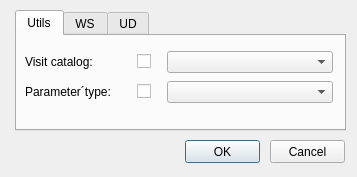
This is ui/config_om.ui in Giswater/giswater_qgis_plugin as Qt 5 draws it before an edit. The edited form follows.
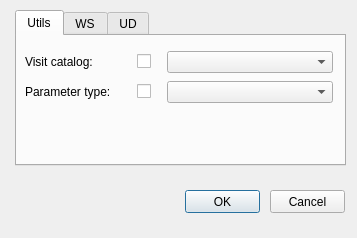
This is the edited form.

Commit message: Modify config_om

The edit to the form file:
```diff
--- a/ui/config_om.ui
+++ b/ui/config_om.ui
@@ -7,7 +7,7 @@
     <x>0</x>
     <y>0</y>
     <width>357</width>
-    <height>177</height>
+    <height>238</height>
    </rect>
   </property>
   <property name="windowTitle">
@@ -17,7 +17,7 @@
    <property name="geometry">
     <rect>
      <x>185</x>
-     <y>140</y>
+     <y>190</y>
      <width>75</width>
      <height>23</height>
     </rect>
@@ -30,7 +30,7 @@
    <property name="geometry">
     <rect>
      <x>270</x>
-     <y>140</y>
+     <y>190</y>
      <width>75</width>
      <height>23</height>
     </rect>
@@ -45,7 +45,7 @@
      <x>15</x>
      <y>10</y>
      <width>331</width>
-     <height>121</height>
+     <height>156</height>
     </rect>
    </property>
    <property name="currentIndex">
@@ -148,7 +148,7 @@
       <enum>QFrame::Plain</enum>
      </property>
      <property name="text">
-      <string>Parameter´type:</string>
+      <string>Parameter type:</string>
      </property>
      <property name="textFormat">
       <enum>Qt::AutoText</enum>
```
